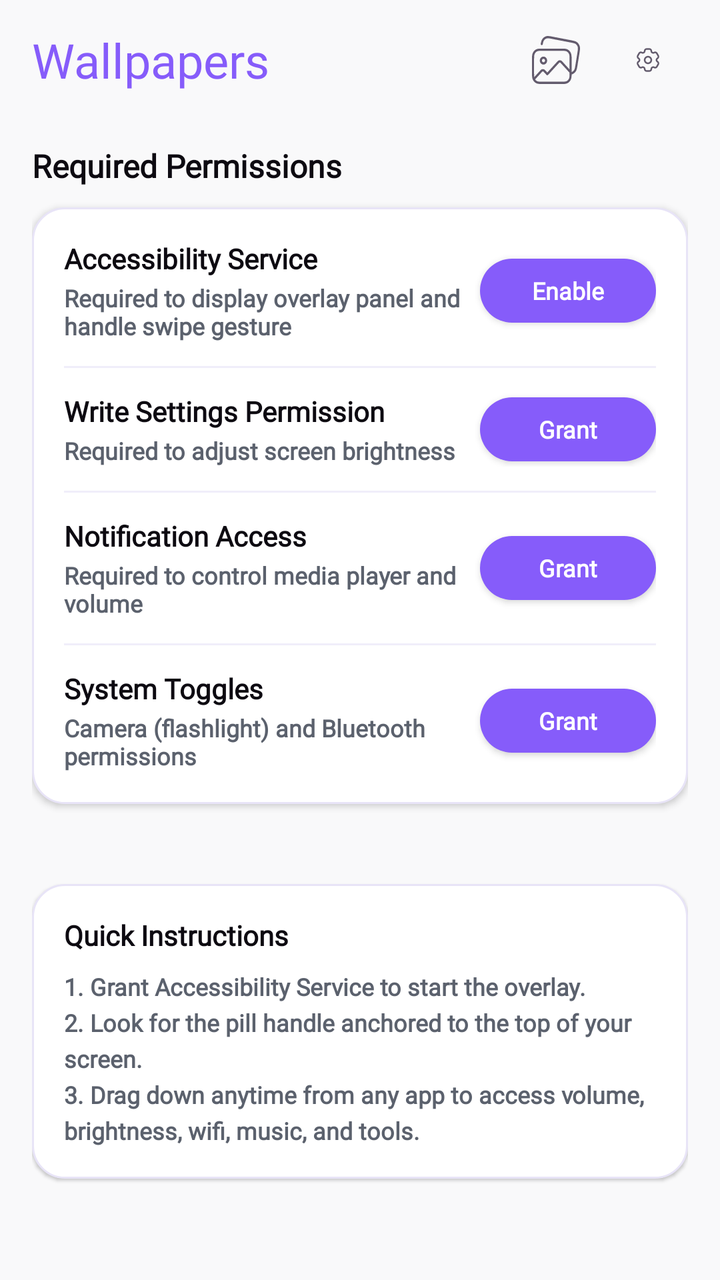
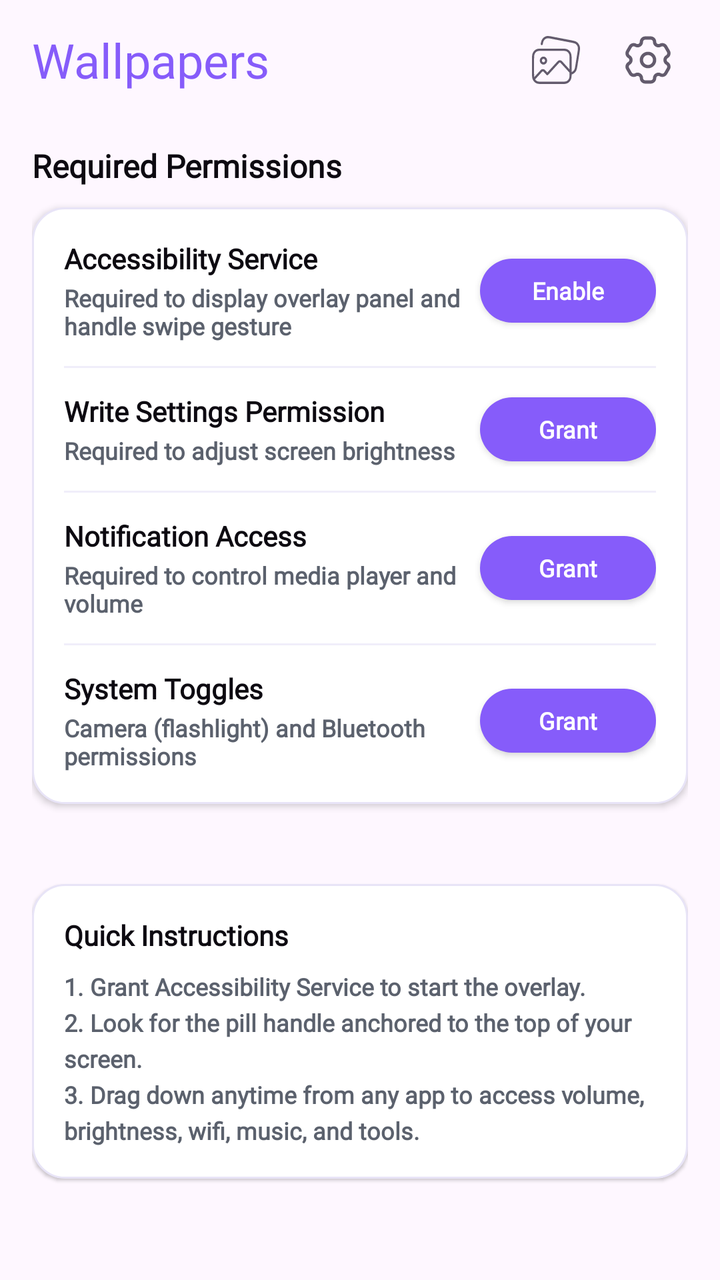

An Android layout rendered at two revisions. The XML below is the earlier revision; the diff shows what the commit changed to produce the second picture.
<!-- AndroidManifest.xml: application theme Theme.ThemeWallpaper -->
<!-- res/layout/fragment_controller.xml -->
<?xml version="1.0" encoding="utf-8"?>
<androidx.constraintlayout.widget.ConstraintLayout xmlns:android="http://schemas.android.com/apk/res/android"
    xmlns:app="http://schemas.android.com/apk/res-auto"
    xmlns:tools="http://schemas.android.com/tools"
    android:layout_width="match_parent"
    android:layout_height="match_parent"
    android:background="@color/surface"
    tools:context=".ui.home.fragment.controller.ControllerFragment">

    <include
        android:id="@+id/toolbar"
        layout="@layout/view_tool_bar"
        android:layout_width="match_parent"
        android:layout_height="wrap_content"
        app:layout_constraintTop_toTopOf="parent" />

    <androidx.core.widget.NestedScrollView
        android:id="@+id/controllerScroll"
        android:layout_width="match_parent"
        android:layout_height="0dp"
        android:fillViewport="true"
        android:overScrollMode="never"
        app:layout_constraintBottom_toBottomOf="parent"
        app:layout_constraintTop_toBottomOf="@id/toolbar">

        <LinearLayout
            android:layout_width="match_parent"
            android:layout_height="wrap_content"
            android:orientation="vertical"
            android:paddingHorizontal="16dp"
            android:paddingTop="0dp"
            android:paddingBottom="24dp">

            
            <LinearLayout
                android:id="@+id/cardHero"
                android:layout_width="match_parent"
                android:layout_height="wrap_content"
                android:background="@drawable/bg_card_controller"
                android:elevation="2dp"
                android:orientation="vertical"
                android:padding="16dp"
                android:visibility="gone">

                <LinearLayout
                    android:layout_width="match_parent"
                    android:layout_height="wrap_content"
                    android:gravity="center_vertical"
                    android:orientation="horizontal">

                    <ImageView
                        android:layout_width="40dp"
                        android:layout_height="40dp"
                        android:background="@drawable/bg_badge_active"
                        android:padding="8dp"
                        android:src="@drawable/ic_tab_controller_checked"
                        app:tint="@color/surfacePrimaryHighEm" />

                    <LinearLayout
                        android:layout_width="0dp"
                        android:layout_height="wrap_content"
                        android:layout_marginStart="12dp"
                        android:layout_weight="1"
                        android:orientation="vertical">

                        <TextView
                            android:id="@+id/tvControlCenterTitle"
                            style="@style/NunitoExtraBold.18"
                            android:layout_width="wrap_content"
                            android:layout_height="wrap_content"
                            android:text="@string/control_center"
                            android:textColor="@color/textHighEm" />

                        <TextView
                            android:id="@+id/tvControlCenterDesc"
                            style="@style/NunitoMedium.12"
                            android:layout_width="wrap_content"
                            android:layout_height="wrap_content"
                            android:layout_marginTop="2dp"
                            android:text="@string/control_center_desc"
                            android:textColor="@color/textMedEm" />
                    </LinearLayout>

                    <TextView
                        android:id="@+id/tvServiceStatusBadge"
                        style="@style/NunitoBold.12"
                        android:layout_width="wrap_content"
                        android:layout_height="wrap_content"
                        android:background="@drawable/bg_badge_inactive"
                        android:paddingHorizontal="10dp"
                        android:paddingVertical="4dp"
                        android:text="INACTIVE"
                        android:textColor="@color/surfaceDangerHighEm" />
                </LinearLayout>

                <View
                    android:layout_width="match_parent"
                    android:layout_height="1dp"
                    android:layout_marginVertical="12dp"
                    android:background="#F0EEFA" />

                <TextView
                    android:id="@+id/tvThemeStatus"
                    style="@style/NunitoMedium.12"
                    android:layout_width="match_parent"
                    android:layout_height="wrap_content"
                    android:drawablePadding="6dp"
                    android:gravity="center_vertical"
                    android:text="Theme status: Checking…"
                    android:textColor="@color/textMedEm" />

                <TextView
                    android:id="@+id/tvHintGesture"
                    style="@style/NunitoBold.12"
                    android:layout_width="match_parent"
                    android:layout_height="wrap_content"
                    android:layout_marginTop="4dp"
                    android:text="@string/swipe_down_hint"
                    android:textColor="@color/textLowEm" />

                <androidx.appcompat.widget.AppCompatButton
                    android:id="@+id/btnTogglePanel"
                    style="@style/NunitoBold.14"
                    android:layout_width="match_parent"
                    android:layout_height="44dp"
                    android:layout_marginTop="14dp"
                    android:background="@drawable/bg_button_grant"
                    android:text="@string/test_control_panel"
                    android:textAllCaps="false"
                    android:textColor="@color/white" />
            </LinearLayout>

            
            <TextView
                android:id="@+id/tvPermissionsTitle"
                style="@style/NunitoBold.16"
                android:layout_width="wrap_content"
                android:layout_height="wrap_content"
                android:layout_marginTop="12dp"
                android:layout_marginBottom="10dp"
                android:text="Required Permissions"
                android:textColor="@color/textHighEm" />

            
            <LinearLayout
                android:id="@+id/cardPermissions"
                android:layout_width="match_parent"
                android:layout_height="wrap_content"
                android:background="@drawable/bg_card_controller"
                android:elevation="2dp"
                android:orientation="vertical"
                android:padding="16dp">

                
                <LinearLayout
                    android:layout_width="match_parent"
                    android:layout_height="wrap_content"
                    android:gravity="center_vertical"
                    android:orientation="horizontal">

                    <LinearLayout
                        android:layout_width="0dp"
                        android:layout_height="wrap_content"
                        android:layout_weight="1"
                        android:orientation="vertical">

                        <TextView
                            style="@style/NunitoBold.14"
                            android:layout_width="wrap_content"
                            android:layout_height="wrap_content"
                            android:text="@string/accessibility_service"
                            android:textColor="@color/textHighEm" />

                        <TextView
                            style="@style/NunitoBold.12"
                            android:layout_width="wrap_content"
                            android:layout_height="wrap_content"
                            android:layout_marginTop="2dp"
                            android:text="@string/accessibility_service_desc"
                            android:textColor="@color/textMedEm" />
                    </LinearLayout>

                    <androidx.appcompat.widget.AppCompatButton
                        android:id="@+id/btnGrantAccessibility"
                        style="@style/NunitoBold.12"
                        android:layout_width="wrap_content"
                        android:layout_height="32dp"
                        android:layout_marginStart="8dp"
                        android:background="@drawable/bg_button_grant"
                        android:paddingHorizontal="14dp"
                        android:text="@string/enable_service"
                        android:textAllCaps="false"
                        android:textColor="@color/white" />

                    <TextView
                        android:id="@+id/tvAccessibilityGranted"
                        style="@style/NunitoBold.12"
                        android:layout_width="wrap_content"
                        android:layout_height="wrap_content"
                        android:layout_marginStart="8dp"
                        android:background="@drawable/bg_badge_active"
                        android:drawableStart="@drawable/ic_check_circle"
                        android:drawablePadding="4dp"
                        android:paddingHorizontal="10dp"
                        android:paddingVertical="4dp"
                        android:text="@string/permission_granted"
                        android:textColor="@color/textSuccessHighEm"
                        android:visibility="gone" />
                </LinearLayout>

                <View
                    android:layout_width="match_parent"
                    android:layout_height="1dp"
                    android:layout_marginVertical="12dp"
                    android:background="#F0EEFA" />

                
                <LinearLayout
                    android:layout_width="match_parent"
                    android:layout_height="wrap_content"
                    android:gravity="center_vertical"
                    android:orientation="horizontal">

                    <LinearLayout
                        android:layout_width="0dp"
                        android:layout_height="wrap_content"
                        android:layout_weight="1"
                        android:orientation="vertical">

                        <TextView
                            style="@style/NunitoBold.14"
                            android:layout_width="wrap_content"
                            android:layout_height="wrap_content"
                            android:text="@string/write_settings_permission"
                            android:textColor="@color/textHighEm" />

                        <TextView
                            style="@style/NunitoBold.12"
                            android:layout_width="wrap_content"
                            android:layout_height="wrap_content"
                            android:layout_marginTop="2dp"
                            android:text="@string/write_settings_permission_desc"
                            android:textColor="@color/textMedEm" />
                    </LinearLayout>

                    <androidx.appcompat.widget.AppCompatButton
                        android:id="@+id/btnGrantWriteSettings"
                        style="@style/NunitoBold.12"
                        android:layout_width="wrap_content"
                        android:layout_height="32dp"
                        android:layout_marginStart="8dp"
                        android:background="@drawable/bg_button_grant"
                        android:paddingHorizontal="14dp"
                        android:text="@string/grant_permission"
                        android:textAllCaps="false"
                        android:textColor="@color/white" />

                    <TextView
                        android:id="@+id/tvWriteSettingsGranted"
                        style="@style/NunitoBold.12"
                        android:layout_width="wrap_content"
                        android:layout_height="wrap_content"
                        android:layout_marginStart="8dp"
                        android:background="@drawable/bg_badge_active"
                        android:drawableStart="@drawable/ic_check_circle"
                        android:drawablePadding="4dp"
                        android:paddingHorizontal="10dp"
                        android:paddingVertical="4dp"
                        android:text="@string/permission_granted"
                        android:textColor="@color/textSuccessHighEm"
                        android:visibility="gone" />
                </LinearLayout>

                <View
                    android:layout_width="match_parent"
                    android:layout_height="1dp"
                    android:layout_marginVertical="12dp"
                    android:background="#F0EEFA" />

                
                <LinearLayout
                    android:layout_width="match_parent"
                    android:layout_height="wrap_content"
                    android:gravity="center_vertical"
                    android:orientation="horizontal">

                    <LinearLayout
                        android:layout_width="0dp"
                        android:layout_height="wrap_content"
                        android:layout_weight="1"
                        android:orientation="vertical">

                        <TextView
                            style="@style/NunitoBold.14"
                            android:layout_width="wrap_content"
                            android:layout_height="wrap_content"
                            android:text="@string/notification_access"
                            android:textColor="@color/textHighEm" />

                        <TextView
                            style="@style/NunitoBold.12"
                            android:layout_width="wrap_content"
                            android:layout_height="wrap_content"
                            android:layout_marginTop="2dp"
                            android:text="@string/notification_access_desc"
                            android:textColor="@color/textMedEm" />
                    </LinearLayout>

                    <androidx.appcompat.widget.AppCompatButton
                        android:id="@+id/btnGrantNotification"
                        style="@style/NunitoBold.12"
                        android:layout_width="wrap_content"
                        android:layout_height="32dp"
                        android:layout_marginStart="8dp"
                        android:background="@drawable/bg_button_grant"
                        android:paddingHorizontal="14dp"
                        android:text="@string/grant_permission"
                        android:textAllCaps="false"
                        android:textColor="@color/white" />

                    <TextView
                        android:id="@+id/tvNotificationGranted"
                        style="@style/NunitoBold.12"
                        android:layout_width="wrap_content"
                        android:layout_height="wrap_content"
                        android:layout_marginStart="8dp"
                        android:background="@drawable/bg_badge_active"
                        android:drawableStart="@drawable/ic_check_circle"
                        android:drawablePadding="4dp"
                        android:paddingHorizontal="10dp"
                        android:paddingVertical="4dp"
                        android:text="@string/permission_granted"
                        android:textColor="@color/textSuccessHighEm"
                        android:visibility="gone" />
                </LinearLayout>

                <View
                    android:layout_width="match_parent"
                    android:layout_height="1dp"
                    android:layout_marginVertical="12dp"
                    android:background="#F0EEFA" />

                
                <LinearLayout
                    android:layout_width="match_parent"
                    android:layout_height="wrap_content"
                    android:gravity="center_vertical"
                    android:orientation="horizontal">

                    <LinearLayout
                        android:layout_width="0dp"
                        android:layout_height="wrap_content"
                        android:layout_weight="1"
                        android:orientation="vertical">

                        <TextView
                            style="@style/NunitoBold.14"
                            android:layout_width="wrap_content"
                            android:layout_height="wrap_content"
                            android:text="System Toggles"
                            android:textColor="@color/textHighEm" />

                        <TextView
                            style="@style/NunitoBold.12"
                            android:layout_width="wrap_content"
                            android:layout_height="wrap_content"
                            android:layout_marginTop="2dp"
                            android:text="Camera (flashlight) and Bluetooth permissions"
                            android:textColor="@color/textMedEm" />
                    </LinearLayout>

                    <androidx.appcompat.widget.AppCompatButton
                        android:id="@+id/btnGrantRuntime"
                        style="@style/NunitoBold.12"
                        android:layout_width="wrap_content"
                        android:layout_height="32dp"
                        android:layout_marginStart="8dp"
                        android:background="@drawable/bg_button_grant"
                        android:paddingHorizontal="14dp"
                        android:text="@string/grant_permission"
                        android:textAllCaps="false"
                        android:textColor="@color/white" />

                    <TextView
                        android:id="@+id/tvRuntimeGranted"
                        style="@style/NunitoBold.12"
                        android:layout_width="wrap_content"
                        android:layout_height="wrap_content"
                        android:layout_marginStart="8dp"
                        android:background="@drawable/bg_badge_active"
                        android:drawableStart="@drawable/ic_check_circle"
                        android:drawablePadding="4dp"
                        android:paddingHorizontal="10dp"
                        android:paddingVertical="4dp"
                        android:text="@string/permission_granted"
                        android:textColor="@color/textSuccessHighEm"
                        android:visibility="gone" />
                </LinearLayout>
            </LinearLayout>

            <TextView
                android:id="@+id/tvControllerThemesTitle"
                style="@style/NunitoBold.16"
                android:layout_width="wrap_content"
                android:layout_height="wrap_content"
                android:layout_marginBottom="6dp"
                android:text="@string/controller_themes"
                android:textColor="@color/textHighEm"
                android:visibility="gone" />

            <androidx.recyclerview.widget.RecyclerView
                android:id="@+id/rvControllerThemes"
                android:layout_width="match_parent"
                android:layout_height="wrap_content"
                android:clipToPadding="false"
                android:layoutAnimation="@anim/layout_anim_grid_fall_down"
                android:nestedScrollingEnabled="false"
                android:paddingHorizontal="3dp"
                android:paddingBottom="24dp"
                android:paddingTop="0dp" />

            
            <LinearLayout
                android:layout_width="match_parent"
                android:layout_height="wrap_content"
                android:layout_marginTop="16dp"
                android:background="@drawable/bg_card_controller"
                android:elevation="1dp"
                android:orientation="vertical"
                android:padding="16dp">

                <TextView
                    style="@style/NunitoBold.14"
                    android:layout_width="wrap_content"
                    android:layout_height="wrap_content"
                    android:text="Quick Instructions"
                    android:textColor="@color/textHighEm" />

                <TextView
                    style="@style/NunitoBold.12"
                    android:layout_width="match_parent"
                    android:layout_height="wrap_content"
                    android:layout_marginTop="8dp"
                    android:lineSpacingExtra="4dp"
                    android:text="1. Grant Accessibility Service to start the overlay.\n2. Look for the pill handle anchored to the top of your screen.\n3. Drag down anytime from any app to access volume, brightness, wifi, music, and tools."
                    android:textColor="@color/textMedEm" />
            </LinearLayout>

        </LinearLayout>
    </androidx.core.widget.NestedScrollView>

</androidx.constraintlayout.widget.ConstraintLayout>
<!-- res/layout/view_tool_bar.xml (included above) -->
<?xml version="1.0" encoding="utf-8"?>
<LinearLayout xmlns:android="http://schemas.android.com/apk/res/android"
    android:layout_width="match_parent"
    android:layout_height="wrap_content"
    android:gravity="center"
    android:orientation="horizontal"
    android:paddingHorizontal="16dp"
    android:paddingVertical="10dp">

    <androidx.appcompat.widget.AppCompatTextView
        android:id="@+id/tvTitle"
        style="@style/NunitoExtraBold.24"
        android:layout_width="0dp"
        android:layout_height="wrap_content"
        android:layout_weight="1"
        android:ellipsize="end"
        android:maxLines="1"
        android:text="@string/wallpapers"
        android:textColor="@color/primary_high_em" />

    <androidx.appcompat.widget.AppCompatImageView
        android:id="@+id/btnMyGallery"
        android:layout_width="40dp"
        android:layout_height="40dp"
        android:layout_marginEnd="6dp"
        android:background="?selectableItemBackgroundBorderless"
        android:contentDescription="@string/my_gallery"
        android:padding="8dp"
        android:src="@drawable/ic_tab_gralley" />

    <androidx.appcompat.widget.AppCompatImageView
        android:id="@+id/btnSetting"
        android:layout_width="40dp"
        android:layout_height="40dp"
        android:background="?selectableItemBackgroundBorderless"
        android:padding="8dp"
        android:src="@drawable/ic_setting" />


</LinearLayout>
<!-- resources referenced by this layout -->
<resources>
  <color name="primary_high_em">#865CFA</color>
  <color name="surface">#F9F9FA</color>
  <color name="surfaceDangerHighEm">#F03D3D</color>
  <color name="surfacePrimaryHighEm">#865CFA</color>
  <color name="textHighEm">#0D0A11</color>
  <color name="textLowEm">#938C9C</color>
  <color name="textMedEm">#5B616D</color>
  <color name="textSuccessHighEm">#2A9919</color>
  <color name="white">#FFFFFFFF</color>
  <!-- drawable ic_setting (drawable) -->
  <vector xmlns:android="http://schemas.android.com/apk/res/android"
      android:width="40dp"
      android:height="40dp"
      android:viewportWidth="40"
      android:viewportHeight="40">
      <path
          android:fillColor="#FF635B6D"
          android:fillType="evenOdd"
          android:pathData="M20 16.56c-1.9 0-3.44 1.54-3.44 3.44s1.54 3.44 3.44 3.44 3.44-1.54 3.44-3.44-1.54-3.44-3.44-3.44ZM17.94 20c0-1.14 0.92-2.06 2.06-2.06 1.14 0 2.06 0.92 2.06 2.06 0 1.14-0.92 2.06-2.06 2.06-1.14 0-2.06-0.92-2.06-2.06Z"/>
      <path
          android:fillColor="#FF635B6D"
          android:fillType="evenOdd"
          android:pathData="M11.75 20.8c-1.1 0.64-1.47 2.04-0.84 3.14l1.14 1.97c0.63 1.1 2.04 1.48 3.14 0.84 0.6-0.35 1.38 0.1 1.38 0.8 0 1.27 1.02 2.3 2.3 2.3h2.27c1.27 0 2.3-1.03 2.3-2.3 0-0.7 0.76-1.15 1.37-0.8 1.1 0.64 2.5 0.26 3.14-0.84l1.14-1.97c0.63-1.1 0.26-2.5-0.84-3.14-0.62-0.35-0.62-1.25 0-1.6 1.1-0.64 1.47-2.04 0.84-3.14l-1.14-1.97c-0.63-1.1-2.04-1.48-3.14-0.84-0.6 0.35-1.38-0.1-1.38-0.8 0-1.27-1.02-2.3-2.3-2.3h-2.27c-1.27 0-2.3 1.03-2.3 2.3 0 0.7-0.76 1.15-1.37 0.8-1.1-0.64-2.5-0.26-3.14 0.84l-1.14 1.97c-0.63 1.1-0.26 2.5 0.84 3.14 0.62 0.35 0.62 1.25 0 1.6Zm0.35 2.45c-0.25-0.44-0.1-1 0.34-1.26 1.53-0.88 1.53-3.1 0-3.98-0.44-0.26-0.6-0.82-0.34-1.26l1.14-1.98c0.25-0.44 0.82-0.59 1.26-0.33 1.53 0.88 3.44-0.23 3.44-2 0-0.5 0.42-0.92 0.92-0.92h2.28c0.5 0 0.92 0.41 0.92 0.93 0 1.76 1.91 2.87 3.44 1.99 0.44-0.26 1-0.1 1.26 0.33l1.14 1.98c0.25 0.44 0.1 1-0.34 1.26-1.53 0.88-1.53 3.1 0 3.98 0.44 0.26 0.6 0.82 0.34 1.26l-1.14 1.98c-0.25 0.44-0.82 0.59-1.26 0.33-1.53-0.88-3.44 0.23-3.44 2 0 0.5-0.42 0.92-0.92 0.92h-2.28c-0.5 0-0.92-0.41-0.92-0.93 0-1.76-1.91-2.87-3.44-1.99-0.44 0.26-1 0.1-1.26-0.33l-1.14-1.98Z"/>
  </vector>
  <string name="accessibility_service">Accessibility Service</string>
  <string name="accessibility_service_desc">Required to display overlay panel and handle swipe gesture</string>
  <string name="control_center">Control Center</string>
  <string name="control_center_desc">Easily manage and customize your quick toggle control panel</string>
  <string name="controller_themes">Choose a Controller theme</string>
  <string name="enable_service">Enable</string>
  <string name="grant_permission">Grant</string>
  <string name="my_gallery">My Gallery</string>
  <string name="notification_access">Notification Access</string>
  <string name="notification_access_desc">Required to control media player and volume</string>
  <string name="permission_granted">Granted</string>
  <string name="swipe_down_hint">Swipe down from the pull bar at top of screen to open Control Center anywhere.</string>
  <string name="test_control_panel">Preview Control Center</string>
  <string name="wallpapers">Wallpapers</string>
  <string name="write_settings_permission">Write Settings Permission</string>
  <string name="write_settings_permission_desc">Required to adjust screen brightness</string>
  <style name="NunitoBold.16" parent="NunitoBold">
          <item name="android:textSize">16sp</item>
      </style>
  <style name="Theme.ThemeWallpaper" parent="Base.Theme.P67ControllerWidget" />
  <color name="surfaceSuccessBaseEm">#E8FBE5</color>
  <color name="outlineSuccessMedEm">#7FE76F</color>
  <color name="surfaceDangerBaseEm">#FEECEC</color>
  <style name="NunitoBase">
          <item name="android:fontFamily">@font/nunito</item>
      </style>
  <!-- unchanged entries left out for length: 16 -->
</resources>

<!-- the commit's change to res/layout/fragment_controller.xml (unified diff, before → after) -->
@@ -4,7 +4,7 @@
     xmlns:tools="http://schemas.android.com/tools"
     android:layout_width="match_parent"
     android:layout_height="match_parent"
-    android:background="@color/surface"
+    android:background="@color/transparent"
     tools:context=".ui.home.fragment.controller.ControllerFragment">
 
     <include
@@ -486,7 +486,6 @@
         android:layout_width="40dp"
         android:layout_height="40dp"
         android:background="?selectableItemBackgroundBorderless"
-        android:padding="8dp"
         android:src="@drawable/ic_setting" />
 
 
<!-- resource entries referenced after the edit -->
@@ -1,13 +1,13 @@
 <!-- resources referenced by this layout -->
 <resources>
   <color name="primary_high_em">#865CFA</color>
-  <color name="surface">#F9F9FA</color>
   <color name="surfaceDangerHighEm">#F03D3D</color>
   <color name="surfacePrimaryHighEm">#865CFA</color>
   <color name="textHighEm">#0D0A11</color>
   <color name="textLowEm">#938C9C</color>
   <color name="textMedEm">#5B616D</color>
   <color name="textSuccessHighEm">#2A9919</color>
+  <color name="transparent">#00FFFFFF</color>
   <color name="white">#FFFFFFFF</color>
   <!-- drawable ic_setting (drawable) -->
   <vector xmlns:android="http://schemas.android.com/apk/res/android"
@@ -15,6 +15,11 @@
       android:height="40dp"
       android:viewportWidth="40"
       android:viewportHeight="40">
+      <group
+          android:pivotX="20"
+          android:pivotY="20"
+          android:scaleX="1.2"
+          android:scaleY="1.2">
       <path
           android:fillColor="#FF635B6D"
           android:fillType="evenOdd"
@@ -23,6 +28,7 @@
           android:fillColor="#FF635B6D"
           android:fillType="evenOdd"
           android:pathData="M11.75 20.8c-1.1 0.64-1.47 2.04-0.84 3.14l1.14 1.97c0.63 1.1 2.04 1.48 3.14 0.84 0.6-0.35 1.38 0.1 1.38 0.8 0 1.27 1.02 2.3 2.3 2.3h2.27c1.27 0 2.3-1.03 2.3-2.3 0-0.7 0.76-1.15 1.37-0.8 1.1 0.64 2.5 0.26 3.14-0.84l1.14-1.97c0.63-1.1 0.26-2.5-0.84-3.14-0.62-0.35-0.62-1.25 0-1.6 1.1-0.64 1.47-2.04 0.84-3.14l-1.14-1.97c-0.63-1.1-2.04-1.48-3.14-0.84-0.6 0.35-1.38-0.1-1.38-0.8 0-1.27-1.02-2.3-2.3-2.3h-2.27c-1.27 0-2.3 1.03-2.3 2.3 0 0.7-0.76 1.15-1.37 0.8-1.1-0.64-2.5-0.26-3.14 0.84l-1.14 1.97c-0.63 1.1-0.26 2.5 0.84 3.14 0.62 0.35 0.62 1.25 0 1.6Zm0.35 2.45c-0.25-0.44-0.1-1 0.34-1.26 1.53-0.88 1.53-3.1 0-3.98-0.44-0.26-0.6-0.82-0.34-1.26l1.14-1.98c0.25-0.44 0.82-0.59 1.26-0.33 1.53 0.88 3.44-0.23 3.44-2 0-0.5 0.42-0.92 0.92-0.92h2.28c0.5 0 0.92 0.41 0.92 0.93 0 1.76 1.91 2.87 3.44 1.99 0.44-0.26 1-0.1 1.26 0.33l1.14 1.98c0.25 0.44 0.1 1-0.34 1.26-1.53 0.88-1.53 3.1 0 3.98 0.44 0.26 0.6 0.82 0.34 1.26l-1.14 1.98c-0.25 0.44-0.82 0.59-1.26 0.33-1.53-0.88-3.44 0.23-3.44 2 0 0.5-0.42 0.92-0.92 0.92h-2.28c-0.5 0-0.92-0.41-0.92-0.93 0-1.76-1.91-2.87-3.44-1.99-0.44 0.26-1 0.1-1.26-0.33l-1.14-1.98Z"/>
+      </group>
   </vector>
   <string name="accessibility_service">Accessibility Service</string>
   <string name="accessibility_service_desc">Required to display overlay panel and handle swipe gesture</string>
